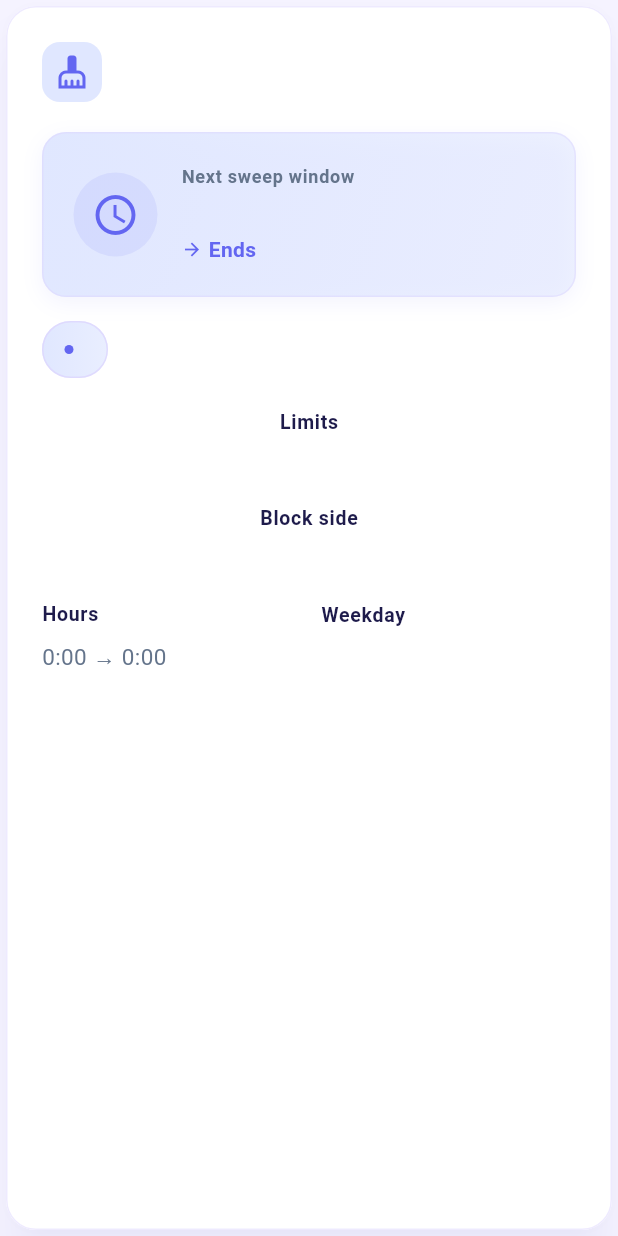
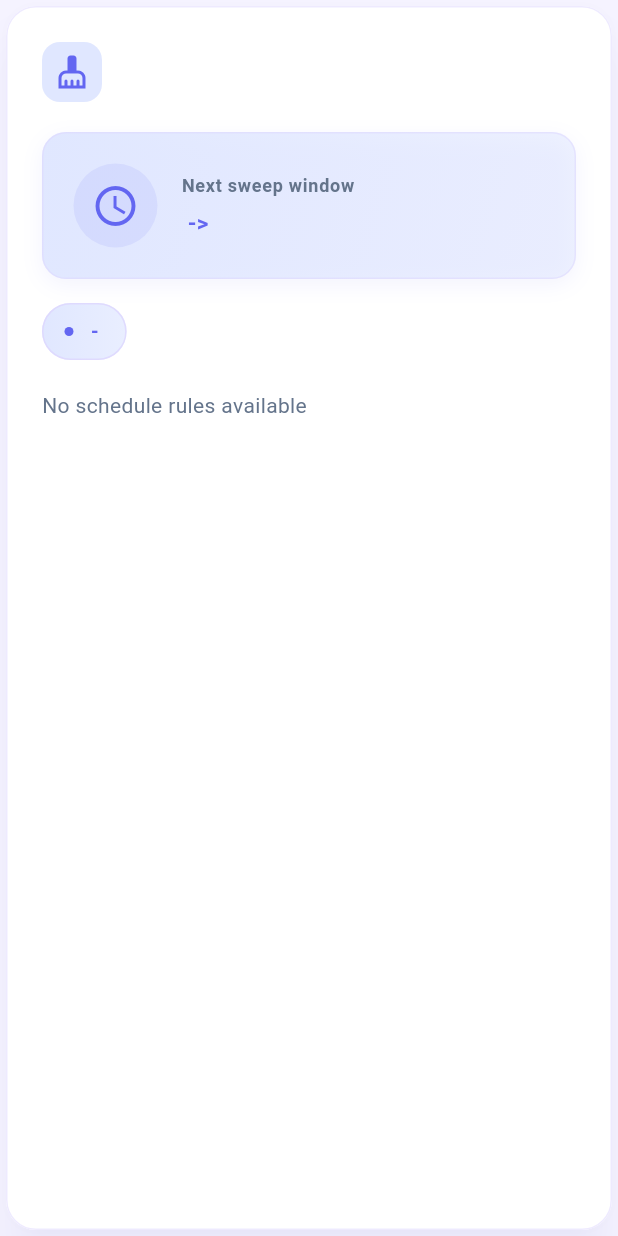
Before and after one commit to elucherini/sweep-dreams, a Flutter app: the ScheduleCard widget shown alone on an empty page, opened directly with empty values, on a phone screen of 412 x 824 dp. Run offline on Flutter 3.47's test engine with Material 3 defaults, Android fonts, the phone set to English and light mode, and no system bars; our stand-ins replace geolocator.

Commit message:
refactor: update Schedule model for new backend format
feat: show corridor and limits in title

feat: update schedule card for new backend format

```diff
--- a/flutter_app/lib/models/schedule_response.dart
+++ b/flutter_app/lib/models/schedule_response.dart
@@ -55,39 +55,107 @@ class ScheduleEntry {
 }
 
 class Schedule {
-  final String? fullName;
-  final String? blockSide;
-  final String? cnnRightLeft;
-  final String? corridor;
-  final String? limits;
-  final int? fromHour;
-  final int? toHour;
-  final String? weekDay;
+  final Block block;
+  final List<Rule> rules;
+  final List<List<double>> line;
 
   Schedule({
-    this.fullName,
-    this.blockSide,
-    this.cnnRightLeft,
-    this.corridor,
-    this.limits,
-    this.fromHour,
-    this.toHour,
-    this.weekDay,
+    required this.block,
+    required this.rules,
+    required this.line,
   });
 
   factory Schedule.fromJson(Map<String, dynamic> json) {
     return Schedule(
-      fullName: json['full_name'],
-      blockSide: json['block_side'],
-      cnnRightLeft: json['cnn_right_left'],
-      corridor: json['corridor'],
-      limits: json['limits'],
-      fromHour: json['from_hour'],
-      toHour: json['to_hour'],
-      weekDay: json['week_day'],
+      block: Block.fromJson(json['block']),
+      rules: (json['rules'] as List)
+          .map((r) => Rule.fromJson(r))
+          .toList(),
+      line: (json['line'] as List)
+          .map((coord) => (coord as List).map((c) => (c as num).toDouble()).toList())
+          .toList(),
     );
   }
 
-  String get label =>
-      blockSide ?? cnnRightLeft ?? corridor ?? 'Schedule';
+  String get label => block.blockSide;
 }
+
+class Block {
+  final int cnn;
+  final String corridor;
+  final String limits;
+  final String cnnRightLeft;
+  final String blockSide;
+
+  Block({
+    required this.cnn,
+    required this.corridor,
+    required this.limits,
+    required this.cnnRightLeft,
+    required this.blockSide,
+  });
+
+  factory Block.fromJson(Map<String, dynamic> json) {
+    return Block(
+      cnn: json['cnn'],
+      corridor: json['corridor'],
+      limits: json['limits'],
+      cnnRightLeft: json['cnn_right_left'],
+      blockSide: json['block_side'],
+    );
+  }
+}
+
+class Rule {
+  final Pattern pattern;
+  final TimeWindow timeWindow;
+  final bool skipHolidays;
+
+  Rule({
+    required this.pattern,
+    required this.timeWindow,
+    required this.skipHolidays,
+  });
+
+  factory Rule.fromJson(Map<String, dynamic> json) {
+    return Rule(
+      pattern: Pattern.fromJson(json['pattern']),
+      timeWindow: TimeWindow.fromJson(json['time_window']),
+      skipHolidays: json['skip_holidays'],
+    );
+  }
+}
+
+class Pattern {
+  final List<int> weekdays;
+  final List<int> weeksOfMonth;
+
+  Pattern({
+    required this.weekdays,
+    required this.weeksOfMonth,
+  });
+
+  factory Pattern.fromJson(Map<String, dynamic> json) {
+    return Pattern(
+      weekdays: (json['weekdays'] as List).map((w) => w as int).toList(),
+      weeksOfMonth: (json['weeks_of_month'] as List).map((w) => w as int).toList(),
+    );
+  }
+}
+
+class TimeWindow {
+  final String start;
+  final String end;
+
+  TimeWindow({
+    required this.start,
+    required this.end,
+  });
+
+  factory TimeWindow.fromJson(Map<String, dynamic> json) {
+    return TimeWindow(
+      start: json['start'],
+      end: json['end'],
+    );
+  }
+}
--- a/flutter_app/lib/screens/home_screen.dart
+++ b/flutter_app/lib/screens/home_screen.dart
@@ -284,12 +284,19 @@ class _HomeScreenState extends State<HomeScreen> with TickerProviderStateMixin {
             ),
             const SizedBox(height: 8),
             Text(
+              '${response.schedules.first.schedule.block.corridor} (${response.schedules.first.schedule.block.limits})',
+              style: Theme.of(context).textTheme.bodyMedium?.copyWith(
+                    fontWeight: FontWeight.w600,
+                  ),
+            ),
+            const SizedBox(height: 4),
+            Text(
               'Coordinates: ${_formatCoordinates(
                 response.requestPoint.latitude,
                 response.requestPoint.longitude,
               )}',
               style: Theme.of(context).textTheme.bodyMedium?.copyWith(
-                    fontWeight: FontWeight.w600,
+                    color: AppTheme.textMuted,
                   ),
             ),
             const SizedBox(height: 20),
--- a/flutter_app/lib/widgets/schedule_card.dart
+++ b/flutter_app/lib/widgets/schedule_card.dart
@@ -13,24 +13,29 @@ class ScheduleCard extends StatelessWidget {
     required this.timezone,
   });
 
-  String _formatDateTime(String isoString) {
+  String _formatNextSweepWindow(String startIso, String endIso) {
     try {
-      final dateTime = DateTime.parse(isoString);
-      final formatter = DateFormat('EEEE, MMMM d, y \'at\' h:mm a');
-      return formatter.format(dateTime.toLocal());
+      final startDateTime = DateTime.parse(startIso);
+      final endDateTime = DateTime.parse(endIso);
+
+      // Format: "Fri Dec 5, 2025 at 2am->6am"
+      final dateFormatter = DateFormat('EEE MMM d, y');
+      final startTimeFormatter = DateFormat('ha');
+      final endTimeFormatter = DateFormat('ha');
+
+      final datePart = dateFormatter.format(startDateTime.toLocal());
+      final startTime = startTimeFormatter.format(startDateTime.toLocal()).toLowerCase();
+      final endTime = endTimeFormatter.format(endDateTime.toLocal()).toLowerCase();
+
+      return '$datePart at $startTime->$endTime';
     } catch (e) {
-      return isoString;
+      return '$startIso -> $endIso';
     }
   }
 
-  String _formatTime(String isoString) {
-    try {
-      final dateTime = DateTime.parse(isoString);
-      final formatter = DateFormat('h:mm a');
-      return formatter.format(dateTime.toLocal());
-    } catch (e) {
-      return isoString;
-    }
+  String _weekdaysToString(List<int> weekdays) {
+    const days = ['Mon', 'Tue', 'Wed', 'Thu', 'Fri', 'Sat', 'Sun'];
+    return weekdays.map((w) => days[w]).join(', ');
   }
 
   @override
@@ -87,7 +92,7 @@ class ScheduleCard extends StatelessWidget {
               const SizedBox(height: 20),
               _buildNextSweepInfo(),
               const SizedBox(height: 16),
-              _buildScheduleChip(schedule.fullName ?? 'Unknown schedule'),
+              _buildScheduleChip('${schedule.block.corridor} - ${schedule.block.limits}'),
               const SizedBox(height: 20),
               _buildDetailsGrid(),
             ],
@@ -149,32 +154,16 @@ class ScheduleCard extends StatelessWidget {
                 ),
                 const SizedBox(height: 6),
                 Text(
-                  _formatDateTime(scheduleEntry.nextSweepStart),
+                  _formatNextSweepWindow(
+                    scheduleEntry.nextSweepStart,
+                    scheduleEntry.nextSweepEnd,
+                  ),
                   style: const TextStyle(
                     fontSize: 15,
                     fontWeight: FontWeight.w700,
                     color: AppTheme.primaryColor,
                     height: 1.3,
                   ),
-                ),
-                const SizedBox(height: 4),
-                Row(
-                  children: [
-                    const Icon(
-                      Icons.arrow_forward,
-                      size: 14,
-                      color: AppTheme.primaryColor,
-                    ),
-                    const SizedBox(width: 4),
-                    Text(
-                      'Ends ${_formatTime(scheduleEntry.nextSweepEnd)}',
-                      style: const TextStyle(
-                        fontSize: 14,
-                        fontWeight: FontWeight.w600,
-                        color: AppTheme.primaryColor,
-                      ),
-                    ),
-                  ],
                 ),
               ],
             ),
@@ -227,32 +216,42 @@ class ScheduleCard extends StatelessWidget {
 
   Widget _buildDetailsGrid() {
     final schedule = scheduleEntry.schedule;
+    final rule = schedule.rules.isNotEmpty ? schedule.rules.first : null;
+
+    if (rule == null) {
+      return const Text('No schedule rules available');
+    }
 
     return Column(
       children: [
         _buildDetailRow(
-          'Limits',
-          schedule.limits ?? schedule.corridor ?? 'N/A',
+          'Block side',
+          schedule.block.blockSide,
         ),
         const SizedBox(height: 16),
         _buildDetailRow(
-          'Block side',
-          schedule.blockSide ?? schedule.cnnRightLeft ?? 'Not specified',
+          'Weekdays',
+          _weekdaysToString(rule.pattern.weekdays),
+        ),
+        const SizedBox(height: 16),
+        _buildDetailRow(
+          'Weeks of month',
+          rule.pattern.weeksOfMonth.join(', '),
         ),
         const SizedBox(height: 16),
         Row(
           children: [
             Expanded(
               child: _buildDetailRow(
-                'Hours',
-                '${schedule.fromHour ?? '?'}:00 → ${schedule.toHour ?? '?'}:00',
+                'Time window',
+                '${rule.timeWindow.start} - ${rule.timeWindow.end}',
               ),
             ),
             const SizedBox(width: 16),
             Expanded(
               child: _buildDetailRow(
-                'Weekday',
-                schedule.weekDay ?? 'N/A',
+                'Skip holidays',
+                rule.skipHolidays ? 'Yes' : 'No',
               ),
             ),
           ],
```
